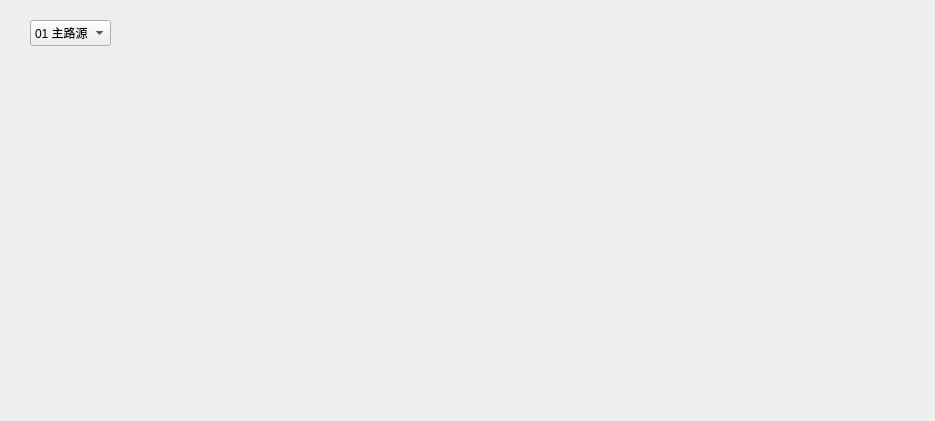
Qt form BusBar-Qt/home/homewid.ui (luozhiyong131/BusBar) before a commit.
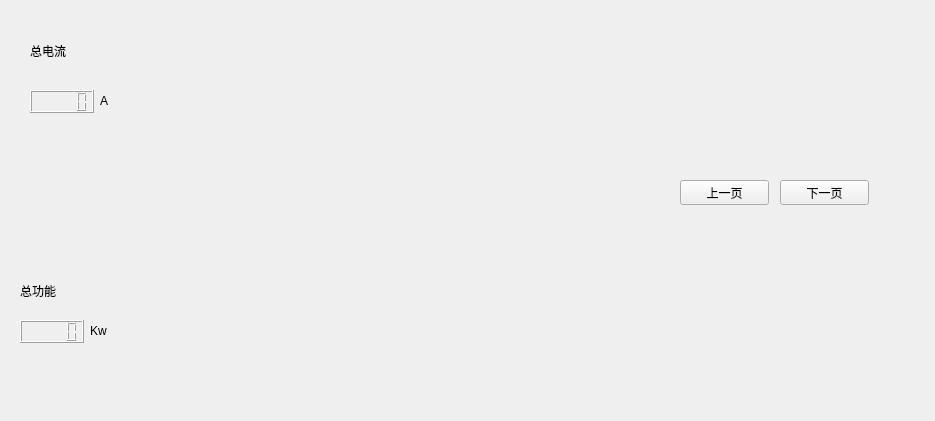
The same form after that commit.

```diff
--- a/BusBar-Qt/home/homewid.ui
+++ b/BusBar-Qt/home/homewid.ui
@@ -16,42 +16,54 @@
   <widget class="QWidget" name="widget_1" native="true">
    <property name="geometry">
     <rect>
-     <x>110</x>
-     <y>40</y>
+     <x>150</x>
+     <y>50</y>
      <width>51</width>
      <height>60</height>
     </rect>
    </property>
+   <property name="styleSheet">
+    <string notr="true"/>
+   </property>
   </widget>
   <widget class="QWidget" name="widget_2" native="true">
    <property name="geometry">
     <rect>
-     <x>190</x>
-     <y>40</y>
+     <x>150</x>
+     <y>280</y>
      <width>51</width>
      <height>60</height>
     </rect>
    </property>
+   <property name="styleSheet">
+    <string notr="true"/>
+   </property>
   </widget>
   <widget class="QWidget" name="widget_3" native="true">
    <property name="geometry">
     <rect>
-     <x>260</x>
-     <y>40</y>
+     <x>290</x>
+     <y>50</y>
      <width>51</width>
      <height>60</height>
     </rect>
    </property>
+   <property name="styleSheet">
+    <string notr="true"/>
+   </property>
   </widget>
   <widget class="QWidget" name="widget_4" native="true">
    <property name="geometry">
     <rect>
-     <x>340</x>
-     <y>40</y>
+     <x>290</x>
+     <y>280</y>
      <width>51</width>
      <height>60</height>
     </rect>
    </property>
+   <property name="styleSheet">
+    <string notr="true"/>
+   </property>
   </widget>
   <widget class="QWidget" name="widget_5" native="true">
    <property name="geometry">
@@ -66,162 +78,165 @@
   <widget class="QWidget" name="widget_6" native="true">
    <property name="geometry">
     <rect>
-     <x>570</x>
-     <y>50</y>
+     <x>430</x>
+     <y>280</y>
      <width>51</width>
      <height>60</height>
     </rect>
    </property>
+   <property name="styleSheet">
+    <string notr="true"/>
+   </property>
   </widget>
   <widget class="QWidget" name="widget_7" native="true">
    <property name="geometry">
     <rect>
-     <x>500</x>
+     <x>580</x>
      <y>50</y>
      <width>51</width>
      <height>60</height>
     </rect>
    </property>
+   <property name="styleSheet">
+    <string notr="true"/>
+   </property>
   </widget>
   <widget class="QWidget" name="widget_8" native="true">
    <property name="geometry">
     <rect>
-     <x>650</x>
-     <y>50</y>
+     <x>590</x>
+     <y>280</y>
      <width>51</width>
      <height>60</height>
     </rect>
    </property>
+   <property name="styleSheet">
+    <string notr="true"/>
+   </property>
   </widget>
   <widget class="QWidget" name="widget_9" native="true">
    <property name="geometry">
     <rect>
-     <x>750</x>
+     <x>740</x>
      <y>50</y>
      <width>51</width>
      <height>60</height>
     </rect>
    </property>
+   <property name="styleSheet">
+    <string notr="true"/>
+   </property>
   </widget>
   <widget class="QWidget" name="widget_10" native="true">
    <property name="geometry">
     <rect>
-     <x>70</x>
-     <y>200</y>
-     <width>51</width>
-     <height>60</height>
-    </rect>
-   </property>
-  </widget>
-  <widget class="QWidget" name="widget_11" native="true">
-   <property name="geometry">
-    <rect>
-     <x>150</x>
-     <y>210</y>
-     <width>51</width>
-     <height>60</height>
-    </rect>
-   </property>
-  </widget>
-  <widget class="QWidget" name="widget_12" native="true">
-   <property name="geometry">
-    <rect>
-     <x>240</x>
-     <y>210</y>
-     <width>51</width>
-     <height>60</height>
-    </rect>
-   </property>
-  </widget>
-  <widget class="QWidget" name="widget_13" native="true">
-   <property name="geometry">
-    <rect>
-     <x>350</x>
-     <y>220</y>
-     <width>51</width>
-     <height>60</height>
-    </rect>
-   </property>
-  </widget>
-  <widget class="QWidget" name="widget_14" native="true">
-   <property name="geometry">
-    <rect>
-     <x>460</x>
-     <y>210</y>
-     <width>51</width>
-     <height>60</height>
-    </rect>
-   </property>
-  </widget>
-  <widget class="QWidget" name="widget_15" native="true">
-   <property name="geometry">
-    <rect>
-     <x>580</x>
-     <y>220</y>
-     <width>51</width>
-     <height>60</height>
-    </rect>
-   </property>
-  </widget>
-  <widget class="QWidget" name="widget_16" native="true">
-   <property name="geometry">
-    <rect>
-     <x>630</x>
-     <y>230</y>
-     <width>51</width>
-     <height>60</height>
-    </rect>
-   </property>
-  </widget>
-  <widget class="QWidget" name="widget_17" native="true">
-   <property name="geometry">
-    <rect>
-     <x>690</x>
-     <y>210</y>
-     <width>51</width>
-     <height>60</height>
-    </rect>
-   </property>
-  </widget>
-  <widget class="QWidget" name="widget_18" native="true">
-   <property name="geometry">
-    <rect>
      <x>760</x>
-     <y>220</y>
+     <y>280</y>
      <width>51</width>
      <height>60</height>
     </rect>
    </property>
+   <property name="styleSheet">
+    <string notr="true"/>
+   </property>
   </widget>
-  <widget class="QComboBox" name="comboBox">
+  <widget class="QPushButton" name="downBtn">
    <property name="geometry">
     <rect>
+     <x>780</x>
+     <y>180</y>
+     <width>89</width>
+     <height>25</height>
+    </rect>
+   </property>
+   <property name="text">
+    <string>下一页</string>
+   </property>
+  </widget>
+  <widget class="QPushButton" name="upBtn">
+   <property name="geometry">
+    <rect>
+     <x>680</x>
+     <y>180</y>
+     <width>89</width>
+     <height>25</height>
+    </rect>
+   </property>
+   <property name="text">
+    <string>上一页</string>
+   </property>
+  </widget>
+  <widget class="QLabel" name="label">
+   <property name="geometry">
+    <rect>
      <x>30</x>
-     <y>20</y>
-     <width>81</width>
-     <height>26</height>
+     <y>40</y>
+     <width>67</width>
+     <height>21</height>
     </rect>
    </property>
-   <item>
-    <property name="text">
-     <string>01 主路源</string>
-    </property>
-   </item>
-   <item>
-    <property name="text">
-     <string>02 主路源</string>
-    </property>
-   </item>
-   <item>
-    <property name="text">
-     <string>03 主路源</string>
-    </property>
-   </item>
-   <item>
-    <property name="text">
-     <string>04 主路源</string>
-    </property>
-   </item>
+   <property name="text">
+    <string>总电流</string>
+   </property>
+  </widget>
+  <widget class="QLabel" name="label_2">
+   <property name="geometry">
+    <rect>
+     <x>20</x>
+     <y>280</y>
+     <width>67</width>
+     <height>21</height>
+    </rect>
+   </property>
+   <property name="text">
+    <string>总功能</string>
+   </property>
+  </widget>
+  <widget class="QLCDNumber" name="curLcd">
+   <property name="geometry">
+    <rect>
+     <x>30</x>
+     <y>90</y>
+     <width>64</width>
+     <height>23</height>
+    </rect>
+   </property>
+  </widget>
+  <widget class="QLabel" name="label_3">
+   <property name="geometry">
+    <rect>
+     <x>100</x>
+     <y>90</y>
+     <width>21</width>
+     <height>21</height>
+    </rect>
+   </property>
+   <property name="text">
+    <string>A</string>
+   </property>
+  </widget>
+  <widget class="QLabel" name="label_4">
+   <property name="geometry">
+    <rect>
+     <x>90</x>
+     <y>320</y>
+     <width>41</width>
+     <height>21</height>
+    </rect>
+   </property>
+   <property name="text">
+    <string>Kw</string>
+   </property>
+  </widget>
+  <widget class="QLCDNumber" name="powLcd">
+   <property name="geometry">
+    <rect>
+     <x>20</x>
+     <y>320</y>
+     <width>64</width>
+     <height>23</height>
+    </rect>
+   </property>
   </widget>
  </widget>
  <resources/>
```
Left out of the diff: 3 changed lines with no effect on the pictures.
